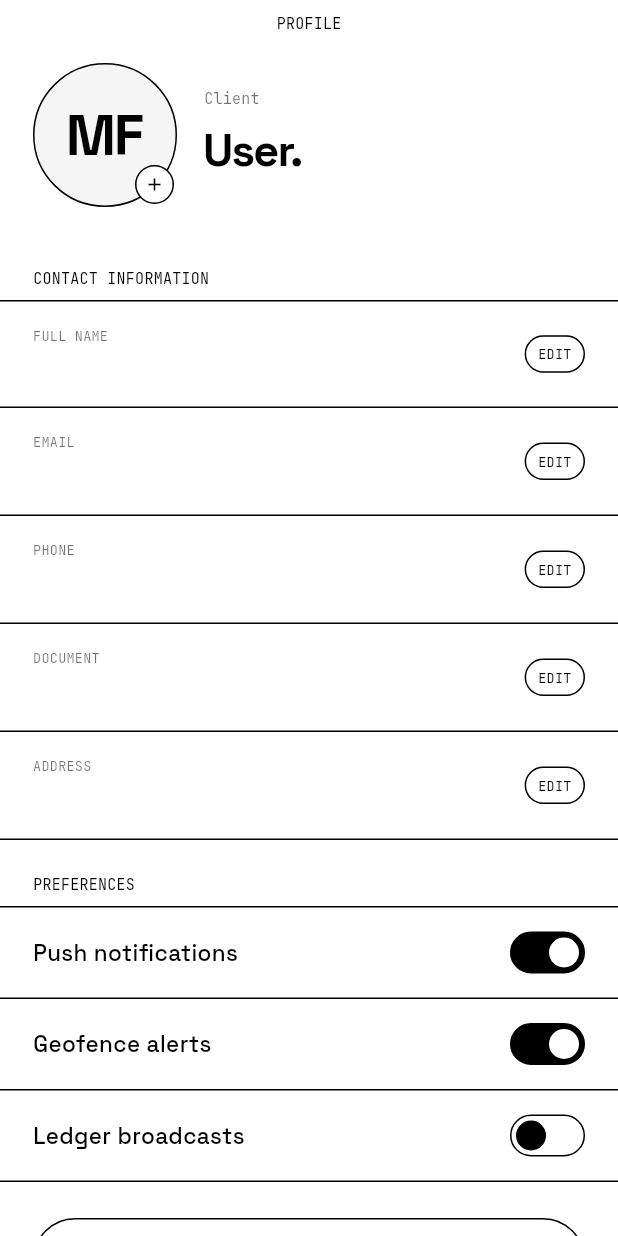
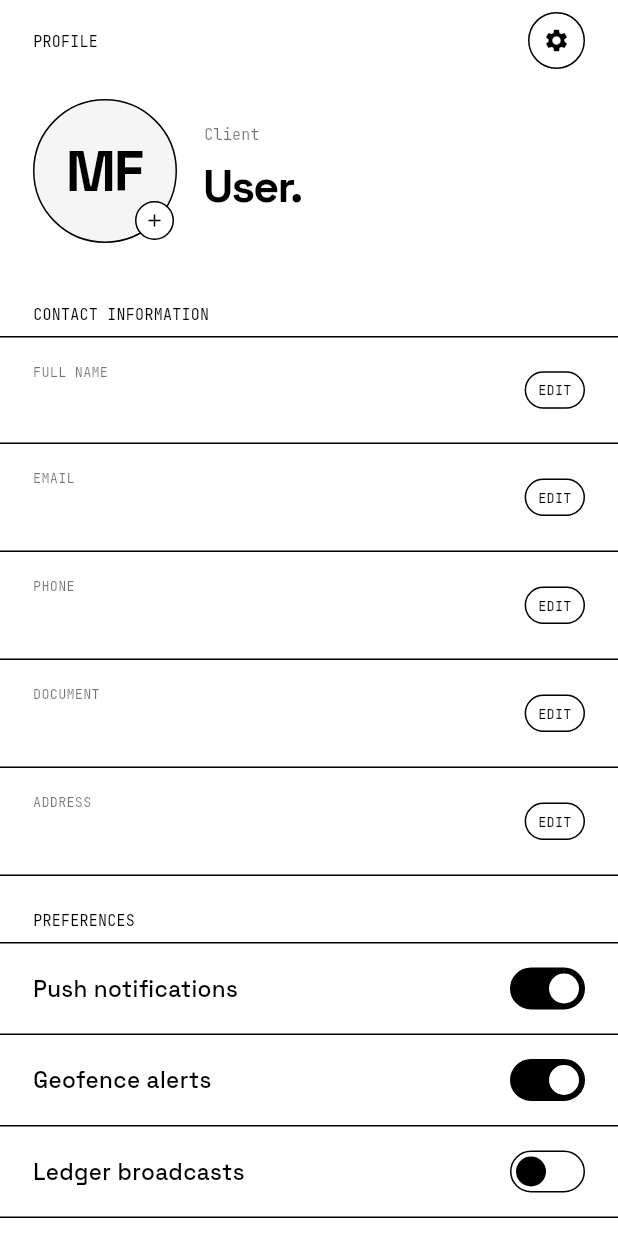
Before and after one commit to W1llpr0/prograMovil, a Flutter app: the ProfilePage screen opened by its route, after a tap on the "add" icon, on a phone screen of 412 x 824 dp. Run offline on Flutter 3.47's test engine with Material 3 defaults, Android fonts, the light colour scheme and no system bars; our stand-ins replace get, google_fonts, google_maps_flutter, image_picker, supabase_flutter; accounts and stored records are empty.

Commit message:
feat: implement breed API, epidemiological map, language settings, and supabase automation
- Add breed selector with dynamic API loading based on selected species
- Replace breed text input with species-based breed chips
- Integrate Google Maps into epidemiological alert system
- Add zoom controls to map
- Show disease alert circles and markers on map
- Implement language settings page (Spanish/English)
- Add settings icon to profile page
- Set default language to Spanish (es)
- Add complete Supabase schema migration SQL with all tables and RLS policies
- Update app_translations with settings-related strings
- Add google_maps_flutter dependency to pubspec.yaml
- Support breeds API in PetService (fetchBreedsBySpecies)
- Update AddPetController to load breeds when species selected

```diff
--- a/app/lib/components/app_controller.dart
+++ b/app/lib/components/app_controller.dart
@@ -6,7 +6,7 @@ import '../models/app_user.dart';
 class AppController extends GetxController {
   final Rx<AppUser?> currentUser = Rx<AppUser?>(null);
   final RxBool isDark = false.obs;
-  final RxString locale = 'en'.obs;
+  final RxString locale = 'es'.obs;
 
   bool get isLoggedIn => currentUser.value != null;
   bool get isVet => currentUser.value?.role == 'veterinarian';
--- a/app/lib/configs/app_routes.dart
+++ b/app/lib/configs/app_routes.dart
@@ -7,6 +7,7 @@ class AppRoutes {
   static const homeClient = '/home-client';
   static const homeVet = '/home-vet';
   static const profile = '/profile';
+  static const settings = '/settings';
   static const addPet = '/add-pet';
   static const petProfile = '/pet-profile';
   static const bookAppointment = '/book-appointment';
--- a/app/lib/configs/app_translations.dart
+++ b/app/lib/configs/app_translations.dart
@@ -54,7 +54,11 @@ class AppTranslations extends Translations {
           'epidemiological_alerts': 'EPIDEMIOLOGICAL ALERTS',
           // Profile
           'dark_mode': 'Dark mode',
+          'light_mode': 'Light mode',
           'language': 'Language',
+          'settings': 'Settings',
+          'appearance': 'Appearance',
+          'select_language': 'Select your language.',
           'logout': 'LOG OUT',
           // Messages
           'error_empty_fields': 'Please fill in all required fields.',
@@ -113,7 +117,11 @@ class AppTranslations extends Translations {
           'epidemiological_alerts': 'ALERTAS EPIDEMIOLÓGICAS',
           // Profile
           'dark_mode': 'Modo oscuro',
+          'light_mode': 'Modo claro',
           'language': 'Idioma',
+          'settings': 'Configuración',
+          'appearance': 'Apariencia',
+          'select_language': 'Selecciona tu idioma.',
           'logout': 'CERRAR SESIÓN',
           // Messages
           'error_empty_fields': 'Por favor completa todos los campos.',
--- a/app/lib/main.dart
+++ b/app/lib/main.dart
@@ -23,6 +23,7 @@ import 'pages/epidemiological_map/epidemiological_map_page.dart';
 import 'pages/vet_dashboard/vet_dashboard_page.dart';
 import 'pages/register_medical/register_medical_page.dart';
 import 'pages/profile/profile_page.dart';
+import 'pages/settings/settings_page.dart';
 import 'pages/verify_email/verify_email_page.dart';
 
 Future<void> main() async {
@@ -88,6 +89,7 @@ class VetCareApp extends StatelessWidget {
         GetPage(name: AppRoutes.vetDashboard, page: () => VetDashboardPage()),
         GetPage(name: AppRoutes.registerMedical, page: () => RegisterMedicalPage()),
         GetPage(name: AppRoutes.profile, page: () => ProfilePage()),
+        GetPage(name: AppRoutes.settings, page: () => SettingsPage()),
       ],
     );
   }
--- a/app/lib/pages/epidemiological_map/epidemiological_map_controller.dart
+++ b/app/lib/pages/epidemiological_map/epidemiological_map_controller.dart
@@ -1,13 +1,18 @@
+import 'package:flutter/material.dart';
 import 'package:get/get.dart';
+import 'package:google_maps_flutter/google_maps_flutter.dart';
 import '../../configs/generic_response.dart';
 import '../../models/epidemiological_alert.dart';
 import '../../services/alert_service.dart';
 
 class EpidemiologicalMapController extends GetxController {
   final AlertService _alertService = AlertService();
+  late GoogleMapController mapController;
 
   final RxList<EpidemiologicalAlert> alerts = <EpidemiologicalAlert>[].obs;
   final RxBool isLoading = false.obs;
+  final Rx<Set<Marker>> markers = Rx<Set<Marker>>(<Marker>{});
+  final Rx<Set<Circle>> circles = Rx<Set<Circle>>(<Circle>{});
 
   @override
   void onInit() {
@@ -22,6 +27,57 @@ class EpidemiologicalMapController extends GetxController {
     isLoading.value = false;
     if (res.success && res.data != null) {
       alerts.assignAll(res.data!);
+      _updateMapOverlays();
     }
   }
+
+  void _updateMapOverlays() {
+    final newCircles = <Circle>{};
+    final newMarkers = <Marker>{};
+
+    for (int i = 0; i < alerts.length; i++) {
+      final alert = alerts[i];
+      final latitude = alert.latitude ?? -12.0464; // Default to Lima
+      final longitude = alert.longitude ?? -77.0428;
+      final position = LatLng(latitude, longitude);
+
+      // Add circle for alert zone
+      newCircles.add(
+        Circle(
+          circleId: CircleId('alert_$i'),
+          center: position,
+          radius: alert.radiusKm * 1000, // Convert km to meters
+          fillColor: Colors.red.withValues(alpha: 0.15),
+          strokeColor: Colors.red,
+          strokeWidth: 2,
+        ),
+      );
+
+      // Add marker for alert center
+      newMarkers.add(
+        Marker(
+          markerId: MarkerId('alert_marker_$i'),
+          position: position,
+          infoWindow: InfoWindow(title: alert.disease),
+        ),
+      );
+    }
+
+    circles.value = newCircles;
+    markers.value = newMarkers;
+  }
+
+  void onMapCreated(GoogleMapController controller) {
+    mapController = controller;
+  }
+
+  Future<void> zoomIn() async {
+    final currentZoom = await mapController.getZoomLevel();
+    mapController.animateCamera(CameraUpdate.zoomIn());
+  }
+
+  Future<void> zoomOut() async {
+    final currentZoom = await mapController.getZoomLevel();
+    mapController.animateCamera(CameraUpdate.zoomOut());
+  }
 }
--- a/app/lib/pages/profile/profile_page.dart
+++ b/app/lib/pages/profile/profile_page.dart
@@ -1,6 +1,7 @@
 import 'package:flutter/material.dart';
 import 'package:get/get.dart';
 import 'package:google_fonts/google_fonts.dart';
+import '../../configs/app_routes.dart';
 import 'profile_controller.dart';
 
 class ProfilePage extends StatelessWidget {
@@ -19,9 +20,17 @@ class ProfilePage extends StatelessWidget {
             Padding(
               padding: const EdgeInsets.fromLTRB(22, 8, 22, 0),
               child: Row(
-                mainAxisAlignment: MainAxisAlignment.center,
+                mainAxisAlignment: MainAxisAlignment.spaceBetween,
                 children: [
                   Text('PROFILE', style: GoogleFonts.jetBrainsMono(fontSize: 10, letterSpacing: 0.18, color: Colors.black)),
+                  GestureDetector(
+                    onTap: () => Get.toNamed(AppRoutes.settings),
+                    child: Container(
+                      width: 38, height: 38,
+                      decoration: BoxDecoration(border: Border.all(color: Colors.black), borderRadius: BorderRadius.circular(999)),
+                      child: const Icon(Icons.settings, size: 18, color: Colors.black),
+                    ),
+                  ),
                 ],
               ),
             ),
--- a/app/pubspec.yaml
+++ b/app/pubspec.yaml
@@ -18,6 +18,9 @@ dependencies:
 
   # BaaS
   supabase_flutter: ^2.5.6
+
+  # Maps
+  google_maps_flutter: ^2.10.0
 
   # SHA-256 for consultation integrity hash
   crypto: ^3.0.3
```
Also changed, not shown: app/lib/pages/add_pet/add_pet_controller.dart (+22 -0 lines), app/lib/pages/add_pet/add_pet_page.dart (+19 -1 lines), app/lib/pages/epidemiological_map/epidemiological_map_page.dart (+58 -18 lines), app/lib/pages/settings/settings_controller.dart (added, +17 -0 lines), app/lib/pages/settings/settings_page.dart (added, +169 -0 lines), app/lib/services/pet_service.dart (+10 -0 lines), app/pubspec.lock, 2 other files.
